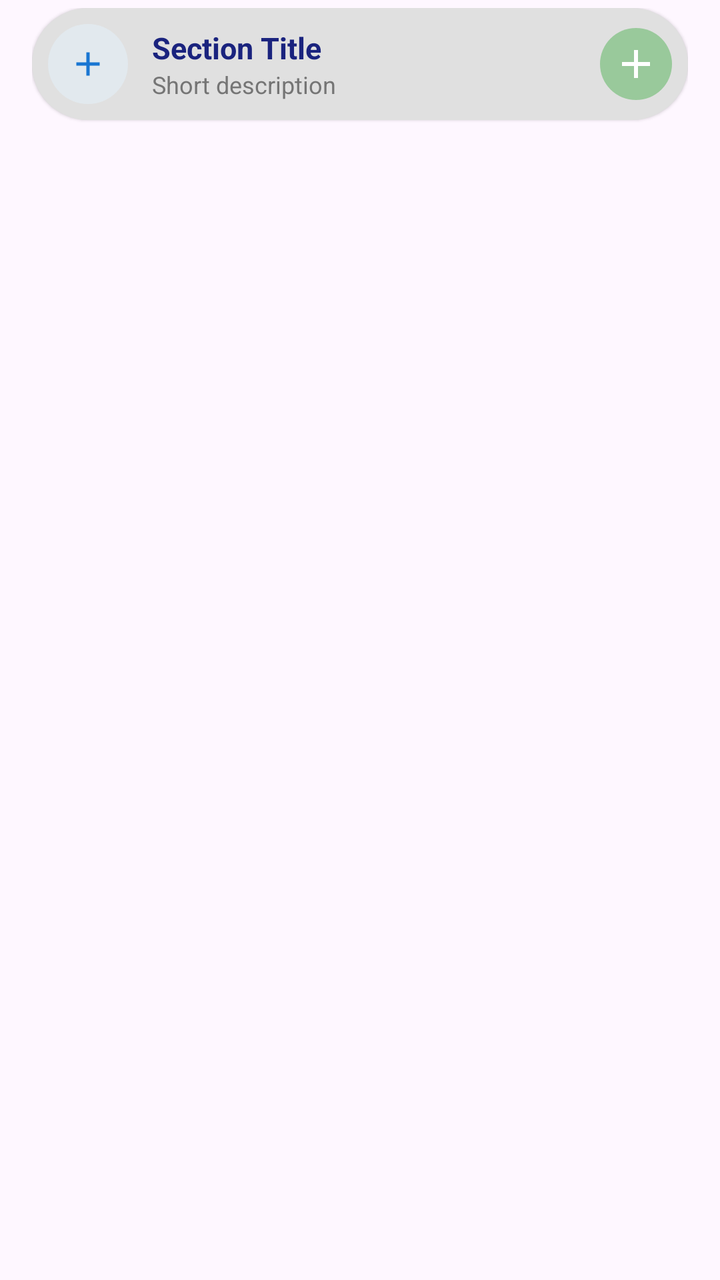
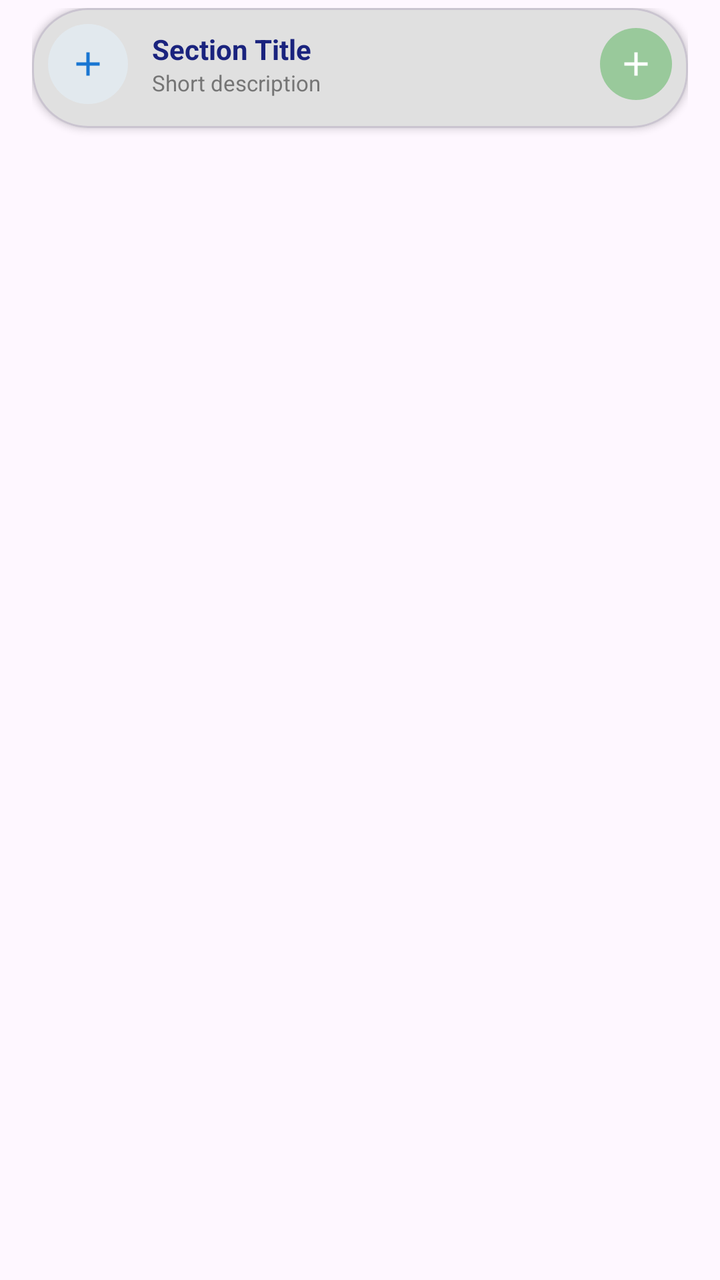

Compare the two renders of this Android layout. The source of the first and the diff that turns it into the second are given below.
<!-- AndroidManifest.xml: application theme Theme.MyApplication -->
<!-- res/layout/item_section_add.xml -->
<?xml version="1.0" encoding="utf-8"?>
<LinearLayout xmlns:android="http://schemas.android.com/apk/res/android"
    xmlns:app="http://schemas.android.com/apk/res-auto" android:layout_width="match_parent" android:layout_height="wrap_content" android:orientation="vertical" android:paddingHorizontal="16dp" android:paddingVertical="4dp">

    
    <LinearLayout android:id="@+id/section_container" android:layout_width="match_parent" android:layout_height="56dp" android:background="@drawable/pill_background" android:gravity="center_vertical" android:orientation="horizontal" android:paddingStart="8dp" android:paddingEnd="8dp" android:elevation="1dp" android:clickable="true" android:focusable="true">

        
        <FrameLayout android:layout_width="40dp" android:layout_height="40dp" android:layout_marginEnd="12dp" android:background="@drawable/circular_button_background" android:backgroundTint="#E3F2FD">

            <ImageView android:id="@+id/section_icon" android:layout_width="20dp" android:layout_height="20dp" android:layout_gravity="center" android:src="@drawable/ic_add" app:tint="#1976D2" />
        </FrameLayout>

        
        <LinearLayout android:layout_width="0dp" android:layout_height="wrap_content" android:layout_weight="1" android:orientation="vertical" android:gravity="center_vertical">

            <TextView android:id="@+id/section_title" android:layout_width="wrap_content" android:layout_height="wrap_content" android:text="Section Title" android:textColor="#1a237e" android:textSize="15sp" android:textStyle="bold" />

            <TextView android:id="@+id/section_desc" android:layout_width="wrap_content" android:layout_height="wrap_content" android:text="Short description" android:textColor="#757575" android:textSize="12sp" android:maxLines="1" android:ellipsize="end" />
        </LinearLayout>

        
        <ImageButton android:id="@+id/btn_add_section" android:layout_width="36dp" android:layout_height="36dp" android:background="@drawable/circular_button_background" android:src="@drawable/ic_add" android:padding="8dp" android:backgroundTint="#4CAF50" app:tint="#FFFFFF" android:clickable="false" />
        

    </LinearLayout>

</LinearLayout>
<!-- resources referenced by this layout -->
<resources>
  <!-- drawable circular_button_background (drawable) -->
  <?xml version="1.0" encoding="utf-8"?>
  <shape xmlns:android="http://schemas.android.com/apk/res/android" android:shape="oval">
      <solid android:color="#7ACCCBCB" />
  </shape>
  <!-- drawable ic_add (drawable) -->
  <vector xmlns:android="http://schemas.android.com/apk/res/android" android:width="24dp" android:height="24dp" android:viewportWidth="24" android:viewportHeight="24">
      <path android:fillColor="#FF000000" android:pathData="M19,13h-6v6h-2v-6H5v-2h6V5h2v6h6v2z"/>
  </vector>
  <!-- drawable pill_background (drawable) -->
  <?xml version="1.0" encoding="utf-8"?>
  <shape xmlns:android="http://schemas.android.com/apk/res/android" android:shape="rectangle">
      <solid android:color="#E0E0E0" />
      <corners android:radius="100dp" />
  </shape>
  <style name="Theme.MyApplication" parent="Base.Theme.MyApplication" />
  <style name="Base.Theme.MyApplication" parent="Theme.Material3.DayNight.NoActionBar">
          
          
      </style>
</resources>

<!-- the commit's change to res/layout/item_section_add.xml (unified diff, before → after) -->
@@ -3,26 +3,44 @@
     xmlns:app="http://schemas.android.com/apk/res-auto" android:layout_width="match_parent" android:layout_height="wrap_content" android:orientation="vertical" android:paddingHorizontal="16dp" android:paddingVertical="4dp">
 
     
-    <LinearLayout android:id="@+id/section_container" android:layout_width="match_parent" android:layout_height="56dp" android:background="@drawable/pill_background" android:gravity="center_vertical" android:orientation="horizontal" android:paddingStart="8dp" android:paddingEnd="8dp" android:elevation="1dp" android:clickable="true" android:focusable="true">
+    <com.google.android.material.card.MaterialCardView android:id="@+id/card_root" android:layout_width="match_parent" android:layout_height="wrap_content" app:cardBackgroundColor="#E0E0E0" app:cardCornerRadius="28dp" app:cardElevation="2dp" app:contentPadding="0dp" app:cardUseCompatPadding="false" android:clipToPadding="false">
 
-        
-        <FrameLayout android:layout_width="40dp" android:layout_height="40dp" android:layout_marginEnd="12dp" android:background="@drawable/circular_button_background" android:backgroundTint="#E3F2FD">
+        <LinearLayout android:layout_width="match_parent" android:layout_height="wrap_content" android:orientation="vertical" android:paddingBottom="4dp">
 
-            <ImageView android:id="@+id/section_icon" android:layout_width="20dp" android:layout_height="20dp" android:layout_gravity="center" android:src="@drawable/ic_add" app:tint="#1976D2" />
-        </FrameLayout>
+            
+            <LinearLayout android:id="@+id/section_container" android:layout_width="match_parent" android:layout_height="56dp" android:gravity="center_vertical" android:orientation="horizontal" android:paddingStart="8dp" android:paddingEnd="8dp" android:clickable="true" android:focusable="true">
 
-        
-        <LinearLayout android:layout_width="0dp" android:layout_height="wrap_content" android:layout_weight="1" android:orientation="vertical" android:gravity="center_vertical">
+                
+                <FrameLayout android:layout_width="40dp" android:layout_height="40dp" android:layout_marginEnd="12dp" android:background="@drawable/circular_button_background" android:backgroundTint="#E3F2FD">
 
-            <TextView android:id="@+id/section_title" android:layout_width="wrap_content" android:layout_height="wrap_content" android:text="Section Title" android:textColor="#1a237e" android:textSize="15sp" android:textStyle="bold" />
+                    <ImageView android:id="@+id/section_icon" android:layout_width="20dp" android:layout_height="20dp" android:layout_gravity="center" android:src="@drawable/ic_add" app:tint="#1976D2" />
+                </FrameLayout>
 
-            <TextView android:id="@+id/section_desc" android:layout_width="wrap_content" android:layout_height="wrap_content" android:text="Short description" android:textColor="#757575" android:textSize="12sp" android:maxLines="1" android:ellipsize="end" />
+                
+                <LinearLayout android:layout_width="0dp" android:layout_height="wrap_content" android:layout_weight="1" android:orientation="vertical" android:gravity="center_vertical">
+
+                    <TextView android:id="@+id/section_title" android:layout_width="wrap_content" android:layout_height="wrap_content" android:text="Section Title" android:textColor="#1a237e" android:textSize="14sp" android:textStyle="bold" />
+
+                    <TextView android:id="@+id/section_desc" android:layout_width="wrap_content" android:layout_height="wrap_content" android:text="Short description" android:textColor="#757575" android:textSize="11sp" android:maxLines="1" android:ellipsize="end" />
+                </LinearLayout>
+
+                
+                <ImageView android:id="@+id/done_badge" android:layout_width="16dp" android:layout_height="16dp" android:layout_marginEnd="8dp" android:src="@drawable/ic_check" app:tint="#4CAF50" android:visibility="gone" />
+
+                
+                <ImageButton android:id="@+id/btn_add_section" android:layout_width="36dp" android:layout_height="36dp" android:background="@drawable/circular_button_background" android:src="@drawable/ic_add" android:padding="8dp" android:scaleType="centerInside" android:backgroundTint="#4CAF50" app:tint="#FFFFFF" android:clickable="true" />
+
+            </LinearLayout>
+
+            
+            <LinearLayout android:id="@+id/placement_container" android:layout_width="match_parent" android:layout_height="wrap_content" android:orientation="horizontal" android:paddingHorizontal="12dp" android:paddingVertical="8dp" android:visibility="gone" android:gravity="center_vertical">
+
+                <TextView android:id="@+id/tv_placement_indicator" android:layout_width="0dp" android:layout_height="wrap_content" android:layout_weight="1" android:text="Add to: Left" android:textStyle="bold" android:textSize="12sp" android:textColor="#1a237e" />
+
+                <ImageButton android:id="@+id/btn_toggle_placement" android:layout_width="32dp" android:layout_height="32dp" android:background="@drawable/circular_button_background" android:backgroundTint="#f0f2f5" android:src="@drawable/ic_swap" android:padding="6dp" app:tint="#555555" android:scaleType="centerInside" />
+
+            </LinearLayout>
         </LinearLayout>
-
-        
-        <ImageButton android:id="@+id/btn_add_section" android:layout_width="36dp" android:layout_height="36dp" android:background="@drawable/circular_button_background" android:src="@drawable/ic_add" android:padding="8dp" android:backgroundTint="#4CAF50" app:tint="#FFFFFF" android:clickable="false" />
-        
-
-    </LinearLayout>
+    </com.google.android.material.card.MaterialCardView>
 
 </LinearLayout>
<!-- resource entries referenced after the edit -->
@@ -9,12 +9,14 @@
   <vector xmlns:android="http://schemas.android.com/apk/res/android" android:width="24dp" android:height="24dp" android:viewportWidth="24" android:viewportHeight="24">
       <path android:fillColor="#FF000000" android:pathData="M19,13h-6v6h-2v-6H5v-2h6V5h2v6h6v2z"/>
   </vector>
-  <!-- drawable pill_background (drawable) -->
-  <?xml version="1.0" encoding="utf-8"?>
-  <shape xmlns:android="http://schemas.android.com/apk/res/android" android:shape="rectangle">
-      <solid android:color="#E0E0E0" />
-      <corners android:radius="100dp" />
-  </shape>
+  <!-- drawable ic_check (drawable) -->
+  <vector xmlns:android="http://schemas.android.com/apk/res/android" android:width="24dp" android:height="24dp" android:viewportWidth="24" android:viewportHeight="24">
+      <path android:fillColor="#FF000000" android:pathData="M9,16.17L4.83,12l-1.42,1.41L9,19 21,7l-1.41-1.41z"/>
+  </vector>
+  <!-- drawable ic_swap (drawable) -->
+  <vector xmlns:android="http://schemas.android.com/apk/res/android" android:width="24dp" android:height="24dp" android:viewportWidth="24" android:viewportHeight="24">
+      <path android:fillColor="#FF000000" android:pathData="M16,17.01V10h-2v7.01h-3L15,21l4,-3.99h-3zM9,3L5,6.99h3V14h2V6.99h3L9,3z"/>
+  </vector>
   <style name="Theme.MyApplication" parent="Base.Theme.MyApplication" />
   <style name="Base.Theme.MyApplication" parent="Theme.Material3.DayNight.NoActionBar">
           
